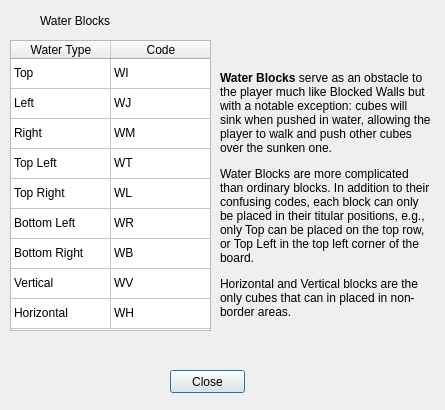
Qt form ui/legend-water.ui (le717/Blocks) before a commit.
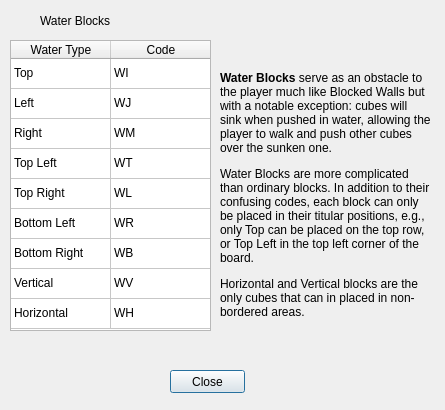
The same form after that commit.

The edit to the form file:
```diff
--- a/ui/legend-water.ui
+++ b/ui/legend-water.ui
@@ -224,7 +224,7 @@
 qproperty-alignment: AlignTop;</string>
    </property>
    <property name="text">
-    <string notr="true">&lt;p&gt;&lt;span style=&quot; font-weight:700;&quot;&gt;Water Blocks&lt;/span&gt; serve as an obstacle to the player much like Blocked Walls but with a notable exception: cubes will sink when pushed in water, allowing the player to walk and push other cubes over the sunken one.&lt;/p&gt;&lt;p&gt;Water Blocks are more complicated than ordinary blocks. In addition to their confusing codes, each block can only be placed in their titular positions, e.g., only Top can be placed on the top row, or Top Left in the top left corner of the board.&lt;/p&gt;&lt;p&gt;Horizontal and Vertical blocks are the only cubes that can in placed in non-border areas.&lt;/p&gt;</string>
+    <string notr="true">&lt;p&gt;&lt;span style=&quot; font-weight:700;&quot;&gt;Water Blocks&lt;/span&gt; serve as an obstacle to the player much like Blocked Walls but with a notable exception: cubes will sink when pushed in water, allowing the player to walk and push other cubes over the sunken one.&lt;/p&gt;&lt;p&gt;Water Blocks are more complicated than ordinary blocks. In addition to their confusing codes, each block can only be placed in their titular positions, e.g., only Top can be placed on the top row, or Top Left in the top left corner of the board.&lt;/p&gt;&lt;p&gt;Horizontal and Vertical blocks are the only cubes that can in placed in non-bordered areas.&lt;/p&gt;</string>
    </property>
    <property name="wordWrap">
     <bool>true</bool>
```
